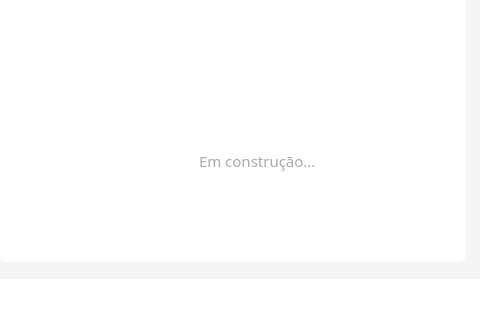
alosbh/all-in-one, file uis/main.ui: the form before one commit; both pictures show x 883 to 1363 and y 442 to 773 of the 1363 by 773 pixel window.
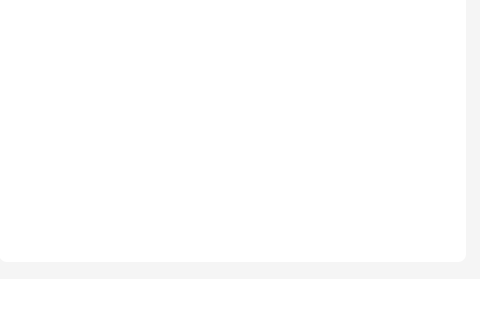
The form after the commit. Icons and pictures are not drawn.

```diff
--- a/uis/main.ui
+++ b/uis/main.ui
@@ -2793,47 +2793,6 @@
            <string notr="true">background-color:white;border-radius:8px;
 border-image:url(:/Temp/jabilcoins.png)</string>
           </property>
-          <widget class="QLabel" name="icon_construction_02">
-           <property name="geometry">
-            <rect>
-             <x>210</x>
-             <y>140</y>
-             <width>81</width>
-             <height>81</height>
-            </rect>
-           </property>
-           <property name="styleSheet">
-            <string notr="true">border-image:url(:/Img/dump-truck.png)</string>
-           </property>
-           <property name="text">
-            <string/>
-           </property>
-          </widget>
-          <widget class="QLabel" name="lbl_construction_02">
-           <property name="geometry">
-            <rect>
-             <x>200</x>
-             <y>220</y>
-             <width>131</width>
-             <height>31</height>
-            </rect>
-           </property>
-           <property name="font">
-            <font>
-             <family>Inter UI</family>
-             <pointsize>11</pointsize>
-            </font>
-           </property>
-           <property name="styleSheet">
-            <string notr="true">color:rgb(170,170,170);border:none;background:transparent;</string>
-           </property>
-           <property name="text">
-            <string>Em construção...</string>
-           </property>
-           <property name="textFormat">
-            <enum>Qt::PlainText</enum>
-           </property>
-          </widget>
          </widget>
         </item>
        </layout>
```
Left out of the diff: 93 changed lines with no effect on the pictures.
